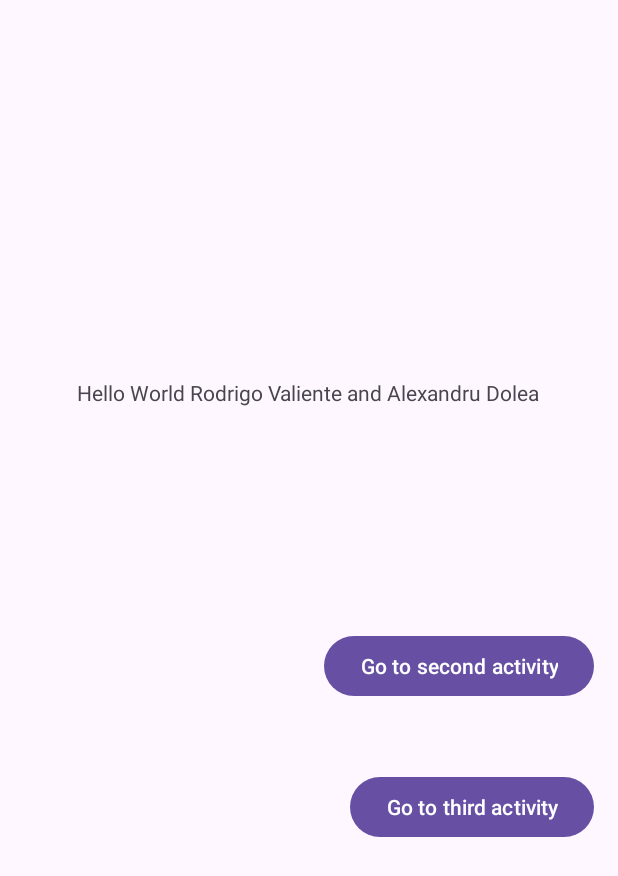
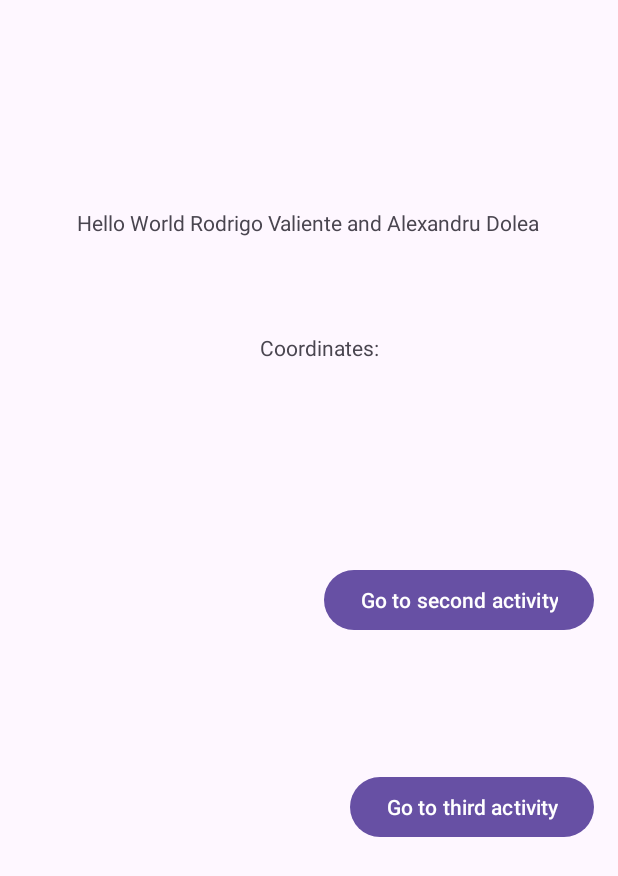
Before and after one commit to br0431/UPM_KotlinApp, an Android app: the screen it shows after launch (MainActivity), on a phone screen of 412 x 824 dp. Shown: the top 876 px of the screen. Run offline under Robolectric (Android 15) with nearby library versions, the phone set to English and light mode, and no system bars.

Commit message:
gps coordinates added for week 6

```diff
--- a/app/src/main/AndroidManifest.xml
+++ b/app/src/main/AndroidManifest.xml
@@ -1,6 +1,9 @@
 <?xml version="1.0" encoding="utf-8"?>
 <manifest xmlns:android="http://schemas.android.com/apk/res/android"
     xmlns:tools="http://schemas.android.com/tools">
+
+    <uses-permission android:name="android.permission.ACCESS_FINE_LOCATION" />
+    <uses-permission android:name="android.permission.ACCESS_COARSE_LOCATION" />
     <application
         android:allowBackup="true"
         android:dataExtractionRules="@xml/data_extraction_rules"
--- a/app/src/main/java/com/example/helloworld_rv_ad/MainActivity.kt
+++ b/app/src/main/java/com/example/helloworld_rv_ad/MainActivity.kt
@@ -5,9 +5,19 @@ import androidx.appcompat.app.AppCompatActivity
 import android.os.Bundle
 import android.util.Log
 import android.widget.Button
+import android.location.Location
+import android.location.LocationListener
+import android.location.LocationManager
+import android.Manifest
+import android.content.Context
+import android.content.pm.PackageManager
+import android.widget.TextView
+import androidx.core.app.ActivityCompat
 
-class MainActivity : AppCompatActivity() {
+class MainActivity : AppCompatActivity(), LocationListener {
     private val TAG = "btaMainActivity"
+    private lateinit var locationManager: LocationManager
+    private val locationPermissionCode = 2
     override fun onCreate(savedInstanceState: Bundle?) {
         super.onCreate(savedInstanceState)
         setContentView(R.layout.activity_main)
@@ -22,5 +32,47 @@ class MainActivity : AppCompatActivity() {
             val intent2 = Intent(this, ThirdActivity::class.java)
             startActivity(intent2)
         }
+        locationManager = getSystemService(Context.LOCATION_SERVICE) as LocationManager
+
+        // Check for location permissions
+        if (ActivityCompat.checkSelfPermission(
+                this,
+                Manifest.permission.ACCESS_FINE_LOCATION
+            ) != PackageManager.PERMISSION_GRANTED && ActivityCompat.checkSelfPermission(
+                this,
+                Manifest.permission.ACCESS_COARSE_LOCATION
+            ) != PackageManager.PERMISSION_GRANTED
+        ) {
+            ActivityCompat.requestPermissions(
+                this,
+                arrayOf(Manifest.permission.ACCESS_FINE_LOCATION, Manifest.permission.ACCESS_COARSE_LOCATION),
+                locationPermissionCode
+            )
+        } else {
+            // The location is updated every 5000 milliseconds (or 5 seconds) and/or if the device moves more than 5 meters,
+            // whichever happens first
+            locationManager.requestLocationUpdates(LocationManager.GPS_PROVIDER, 5000, 5f, this)
+        }
     }
-}
+
+    override fun onRequestPermissionsResult(requestCode: Int, permissions: Array<out String>, grantResults: IntArray) {
+        super.onRequestPermissionsResult(requestCode, permissions, grantResults)
+        if (requestCode == locationPermissionCode) {
+            if (grantResults.isNotEmpty() && grantResults[0] == PackageManager.PERMISSION_GRANTED) {
+                if (ActivityCompat.checkSelfPermission(this, Manifest.permission.ACCESS_FINE_LOCATION) == PackageManager.PERMISSION_GRANTED && ActivityCompat.checkSelfPermission(this, Manifest.permission.ACCESS_COARSE_LOCATION) == PackageManager.PERMISSION_GRANTED) {
+                    locationManager.requestLocationUpdates(LocationManager.GPS_PROVIDER, 5000, 5f, this)
+                }
+            }
+        }
+    }
+
+    override fun onLocationChanged(location: Location) {
+        val textView: TextView = findViewById(R.id.gpsText)
+        textView.text = "Latitude: ${location.latitude}, Longitude: ${location.longitude}"
+    }
+
+    override fun onStatusChanged(provider: String?, status: Int, extras: Bundle?) {}
+    override fun onProviderEnabled(provider: String) {}
+    override fun onProviderDisabled(provider: String) {}
+
+    }
--- a/app/src/main/res/layout/activity_main.xml
+++ b/app/src/main/res/layout/activity_main.xml
@@ -36,7 +36,7 @@
         app:layout_constraintHorizontal_bias="0.494"
         app:layout_constraintStart_toStartOf="parent"
         app:layout_constraintTop_toTopOf="parent"
-        app:layout_constraintVertical_bias="0.313"
+        app:layout_constraintVertical_bias="0.172"
         tools:visibility="visible" />
 
     <Button
@@ -54,4 +54,17 @@
         app:layout_constraintStart_toStartOf="parent"
         tools:visibility="visible" />
 
+    <TextView
+        android:id="@+id/gpsText"
+        android:layout_width="wrap_content"
+        android:layout_height="wrap_content"
+        android:layout_marginBottom="-250dp"
+        android:text="Coordinates: "
+        app:layout_constraintBottom_toTopOf="@+id/textView"
+        app:layout_constraintEnd_toEndOf="parent"
+        app:layout_constraintHorizontal_bias="0.527"
+        app:layout_constraintStart_toStartOf="parent"
+        app:layout_constraintTop_toTopOf="parent"
+        app:layout_constraintVertical_bias="0.601" />
+
 </androidx.constraintlayout.widget.ConstraintLayout>
```
